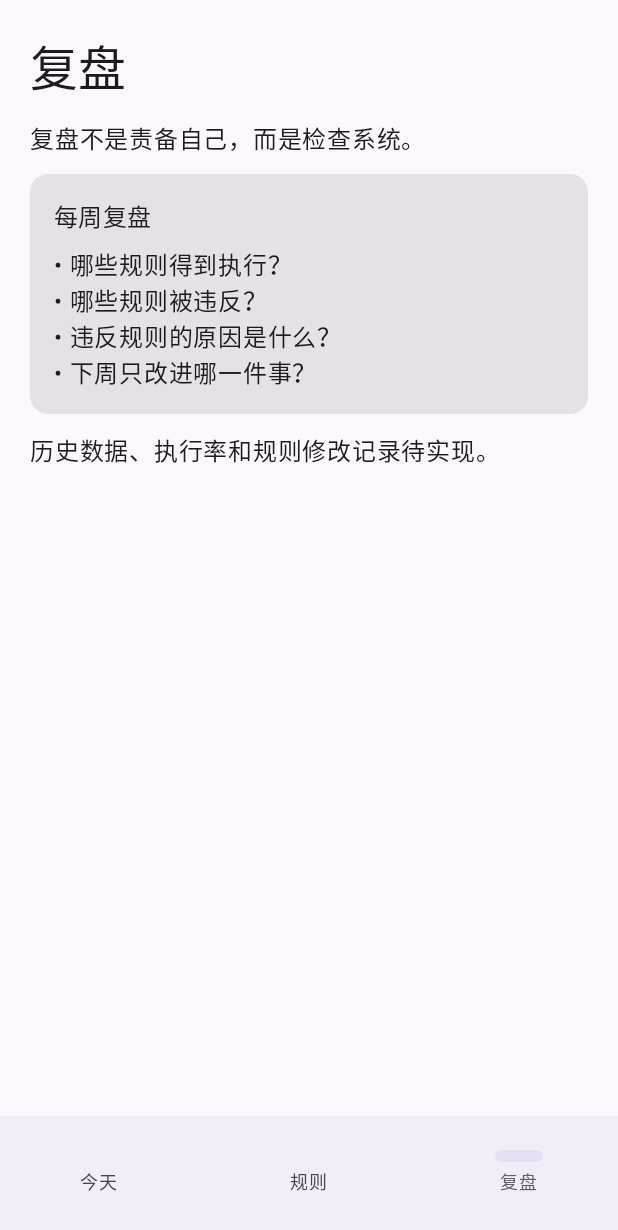
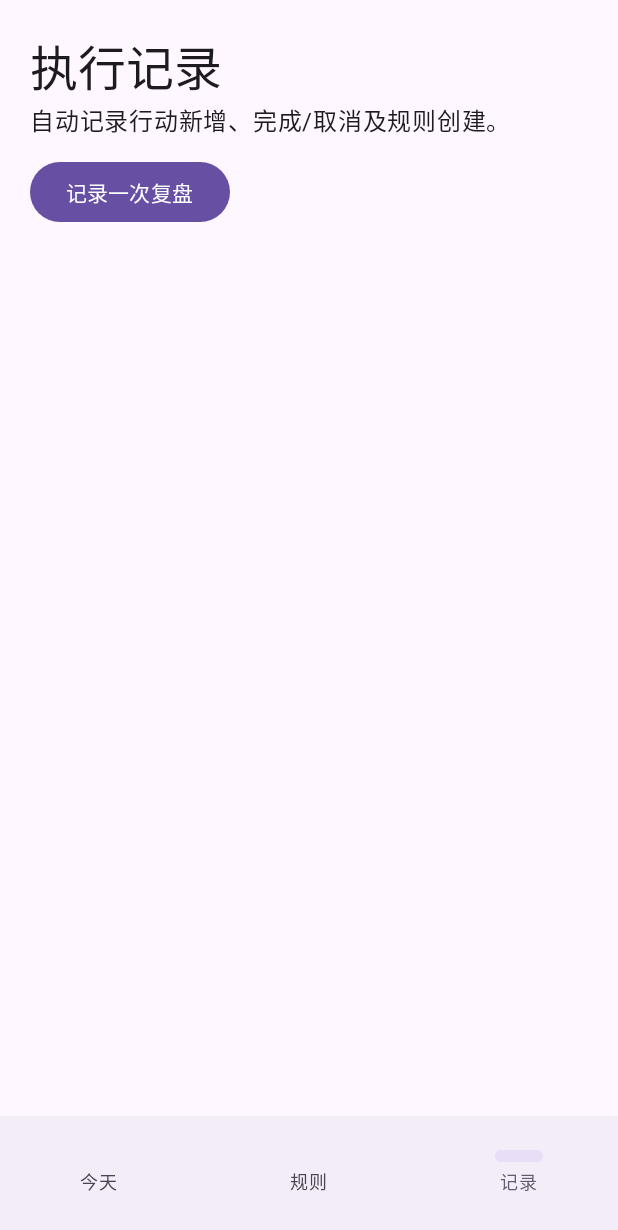
Before and after one commit to meilide38/reuse-first, an Android app built with Jetpack Compose: the screen it shows after launch (MainActivity), item 3 of the bottom bar chosen, on a phone screen of 412 x 824 dp. Shown: the top 1230 px of the screen. Run offline under Robolectric (Android 15) with nearby library versions, the phone set to English and light mode, and no system bars.

Commit message:
Implement persistent actions, rules and event logs

```diff
--- a/LifeOps/app/src/main/java/com/annbnn183/lifeops/MainActivity.kt
+++ b/LifeOps/app/src/main/java/com/annbnn183/lifeops/MainActivity.kt
@@ -1,6 +1,11 @@
 package com.annbnn183.lifeops
 
+import android.app.AppOpsManager
+import android.app.usage.UsageStatsManager
+import android.content.Context
+import android.content.Intent
 import android.os.Bundle
+import android.provider.Settings
 import androidx.activity.ComponentActivity
 import androidx.activity.compose.setContent
 import androidx.compose.foundation.layout.*
@@ -10,73 +15,61 @@ import androidx.compose.material3.*
 import androidx.compose.runtime.*
 import androidx.compose.ui.Modifier
 import androidx.compose.ui.unit.dp
+import org.json.JSONArray
+import org.json.JSONObject
+import java.text.SimpleDateFormat
+import java.util.Date
+import java.util.Locale
 
-private data class LifeRule(val title: String, val detail: String)
-private data class DailyAction(val title: String, val category: String)
+private data class ActionItem(val id: String, val title: String)
+private data class RuleItem(val id: String, val title: String, val detail: String)
+private data class LogItem(val date: String, val text: String)
 
 class MainActivity : ComponentActivity() {
-    override fun onCreate(savedInstanceState: Bundle?) {
-        super.onCreate(savedInstanceState)
-        setContent { LifeOpsApp() }
-    }
+    override fun onCreate(savedInstanceState: Bundle?) { super.onCreate(savedInstanceState); setContent { LifeOpsApp(this) } }
 }
+private fun dayKey(): String = SimpleDateFormat("yyyy-MM-dd", Locale.getDefault()).format(Date())
+private fun prefs(c: Context) = c.getSharedPreferences("lifeops", Context.MODE_PRIVATE)
+private fun loadActions(c: Context): List<ActionItem> { return try { val j=JSONArray(prefs(c).getString("actions","[]")); (0 until j.length()).map { ActionItem(j.getJSONObject(it).getString("id"),j.getJSONObject(it).getString("title")) } } catch(_:Exception){ emptyList() } }
+private fun saveActions(c:Context,items:List<ActionItem>) { val j=JSONArray();items.forEach { j.put(JSONObject().put("id",it.id).put("title",it.title)) };prefs(c).edit().putString("actions",j.toString()).apply() }
+private fun loadDone(c:Context):Set<String> { val j=JSONArray(prefs(c).getString("done_"+dayKey(),"[]"));return (0 until j.length()).map { j.getString(it) }.toSet() }
+private fun saveDone(c:Context,s:Set<String>){val j=JSONArray();s.forEach{j.put(it)};prefs(c).edit().putString("done_"+dayKey(),j.toString()).apply()}
+private fun loadRules(c:Context):List<RuleItem>{val raw=prefs(c).getString("rules","");if(raw.isNullOrBlank()) return listOf(RuleItem("r1","先行动，再优化","研究不能无限延长，达到足够信息就小步验证。"),RuleItem("r2","固定复盘日修改规则","平时执行规则，修改时记录理由。"),RuleItem("r3","先寻找成熟方案","优先复用经过验证的实现。"),RuleItem("r4","冲动决定先暂停","重要决定先通过预设检查。"));return try{val j=JSONArray(raw);(0 until j.length()).map{val o=j.getJSONObject(it);RuleItem(o.getString("id"),o.getString("title"),o.getString("detail"))}}catch(_:Exception){emptyList()}}
+private fun saveRules(c:Context,r:List<RuleItem>){val j=JSONArray();r.forEach{j.put(JSONObject().put("id",it.id).put("title",it.title).put("detail",it.detail))};prefs(c).edit().putString("rules",j.toString()).apply()}
+private fun addLog(c:Context,msg:String){val j=JSONArray(prefs(c).getString("log","[]"));j.put(JSONObject().put("date",dayKey()).put("text",msg));prefs(c).edit().putString("log",j.toString()).apply()}
+private fun logs(c:Context):List<LogItem>{return try{val j=JSONArray(prefs(c).getString("log","[]"));(0 until j.length()).map{LogItem(j.getJSONObject(it).getString("date"),j.getJSONObject(it).getString("text"))}.reversed()}catch(_:Exception){emptyList()}}
+private fun usagePermission(c:Context):Boolean { val appOps=c.getSystemService(Context.APP_OPS_SERVICE) as AppOpsManager;return appOps.checkOpNoThrow(AppOpsManager.OPSTR_GET_USAGE_STATS,android.os.Process.myUid(),c.packageName)==AppOpsManager.MODE_ALLOWED }
+private fun usageMinutes(c:Context):Long { if(!usagePermission(c))return -1; val us=c.getSystemService(Context.USAGE_STATS_SERVICE) as UsageStatsManager;val start=SimpleDateFormat("yyyy-MM-dd",Locale.getDefault()).parse(dayKey())?.time ?: return 0;return us.queryUsageStats(UsageStatsManager.INTERVAL_DAILY,start,System.currentTimeMillis()).sumOf{it.totalTimeInForeground}/60000 }
 
 @Composable
-private fun LifeOpsApp() {
-    MaterialTheme {
-        var tab by remember { mutableStateOf(0) }
-        Scaffold(bottomBar = {
-            NavigationBar {
-                NavigationBarItem(selected = tab == 0, onClick = { tab = 0 }, icon = {}, label = { Text("今天") })
-                NavigationBarItem(selected = tab == 1, onClick = { tab = 1 }, icon = {}, label = { Text("规则") })
-                NavigationBarItem(selected = tab == 2, onClick = { tab = 2 }, icon = {}, label = { Text("复盘") })
-            }
-        }) { padding ->
-            Box(Modifier.padding(padding).fillMaxSize()) {
-                when (tab) { 0 -> TodayScreen(); 1 -> RulesScreen(); else -> ReviewScreen() }
-            }
+private fun LifeOpsApp(context:Context) {
+    var tab by remember{mutableIntStateOf(0)}
+    var actions by remember{mutableStateOf(loadActions(context))}
+    var done by remember{mutableStateOf(loadDone(context))}
+    var rules by remember{mutableStateOf(loadRules(context))}
+    var logItems by remember{mutableStateOf(logs(context))}
+    var newAction by remember{mutableStateOf("")}
+    var usage by remember{mutableLongStateOf(usageMinutes(context))}
+    MaterialTheme { Scaffold(bottomBar={NavigationBar{NavigationBarItem(tab==0,{tab=0},icon={},label={Text("今天")});NavigationBarItem(tab==1,{tab=1},icon={},label={Text("规则")});NavigationBarItem(tab==2,{tab=2},icon={},label={Text("记录")})}}){pad->
+        Box(Modifier.padding(pad).fillMaxSize()){when(tab){
+        0->LazyColumn(Modifier.fillMaxSize().padding(20.dp),verticalArrangement=Arrangement.spacedBy(12.dp)){
+            item{Text("LifeOps",style=MaterialTheme.typography.headlineLarge);Text(dayKey());Text("完成 ${done.size}/${actions.size}")}
+            item{Card(Modifier.fillMaxWidth()){Column(Modifier.padding(16.dp)){Text("手机使用自动记录",style=MaterialTheme.typography.titleMedium);Text(if(usage>=0)"今日前台使用约 $usage 分钟" else "需要使用情况访问权限");Button(onClick={if(!usagePermission(context))context.startActivity(Intent(Settings.ACTION_USAGE_ACCESS_SETTINGS)) else usage=usageMinutes(context)}){Text(if(usage>=0)"刷新统计" else "授权并开启自动统计")}}}}
+            item{OutlinedTextField(newAction,{newAction=it},label={Text("添加今日行动")},modifier=Modifier.fillMaxWidth());Button(onClick={if(newAction.trim().isNotEmpty()){val item=ActionItem(System.currentTimeMillis().toString(),newAction.trim());actions=actions+item;saveActions(context,actions);addLog(context,"添加行动：${item.title}");logItems=logs(context);newAction=""}}){Text("添加")}}
+            items(actions){item->Card(Modifier.fillMaxWidth()){Row(Modifier.padding(12.dp),horizontalArrangement=Arrangement.SpaceBetween){Text(item.title,Modifier.weight(1f));Checkbox(done.contains(item.id),{v->done=if(v)done+item.id else done-item.id;saveDone(context,done);addLog(context,(if(v)"完成" else "取消完成")+"：${item.title}");logItems=logs(context)})}}}
+            item{Text("完成勾选会自动保存并记录时间。",style=MaterialTheme.typography.bodySmall)}
         }
-    }
+        1->LazyColumn(Modifier.fillMaxSize().padding(20.dp),verticalArrangement=Arrangement.spacedBy(12.dp)){
+            item{Text("规则",style=MaterialTheme.typography.headlineLarge)}
+            items(rules){r->Card(Modifier.fillMaxWidth()){Column(Modifier.padding(16.dp)){Text(r.title,style=MaterialTheme.typography.titleMedium);Text(r.detail)}}}
+            item{Button(onClick={val r=RuleItem(System.currentTimeMillis().toString(),"新规则","请编辑此规则内容。");rules=rules+r;saveRules(context,rules);addLog(context,"创建规则：${r.title}");logItems=logs(context)}){Text("新增规则")}}
+            item{Text("规则列表已保存在本机。编辑功能将后续完善。")}
+        }
+        else->LazyColumn(Modifier.fillMaxSize().padding(20.dp),verticalArrangement=Arrangement.spacedBy(12.dp)){
+            item{Text("执行记录",style=MaterialTheme.typography.headlineLarge);Text("自动记录行动新增、完成/取消及规则创建。")}
+            items(logItems){l->Card(Modifier.fillMaxWidth()){Column(Modifier.padding(12.dp)){Text(l.date,style=MaterialTheme.typography.labelMedium);Text(l.text)}}}
+            item{Button(onClick={addLog(context,"用户手动记录复盘");logItems=logs(context)}){Text("记录一次复盘")}}
+        }
+        }}
+    }}
 }
-
-@Composable
-private fun TodayScreen() {
-    var done by remember { mutableStateOf(setOf<Int>()) }
-    val actions = listOf(DailyAction("完成一件能推动现实进展的事", "行动"), DailyAction("先查现成方案，再决定是否自己做", "原则"), DailyAction("遵守已经设定的规则", "执行"))
-    LazyColumn(Modifier.fillMaxSize().padding(20.dp), verticalArrangement = Arrangement.spacedBy(12.dp)) {
-        item { Text("LifeOps", style = MaterialTheme.typography.headlineLarge) }
-        item { Text("今天先做重要的事。", style = MaterialTheme.typography.titleMedium) }
-        item { Text("今日执行 ${done.size}/${actions.size}", style = MaterialTheme.typography.titleSmall) }
-        items(actions.indices.toList()) { i ->
-            Card(Modifier.fillMaxWidth()) {
-                Row(Modifier.padding(16.dp), horizontalArrangement = Arrangement.SpaceBetween) {
-                    Column(Modifier.weight(1f)) { Text(actions[i].category, style = MaterialTheme.typography.labelMedium); Text(actions[i].title, style = MaterialTheme.typography.bodyLarge) }
-                    Checkbox(checked = i in done, onCheckedChange = { checked -> done = if (checked) done + i else done - i })
-                }
-            }
-        }
-        item { Text("初始界面骨架：保存、规则管理及复盘功能待实现。", style = MaterialTheme.typography.bodySmall) }
-    }
-}
-
-@Composable
-private fun RulesScreen() {
-    val rules = listOf(LifeRule("先行动，再优化", "研究不能无限延长；达到足够信息就执行小步验证。"), LifeRule("固定复盘日修改规则", "平时执行规则，修改时记录理由和版本。"), LifeRule("先寻找成熟方案", "优先使用现成、验证过的方案，避免重复造轮子。"), LifeRule("冲动决定先暂停", "重要决定先经过预设检查，不临时改写标准。"))
-    LazyColumn(Modifier.fillMaxSize().padding(20.dp), verticalArrangement = Arrangement.spacedBy(12.dp)) {
-        item { Text("我的规则", style = MaterialTheme.typography.headlineLarge) }
-        items(rules) { rule -> Card(Modifier.fillMaxWidth()) { Column(Modifier.padding(16.dp)) { Text(rule.title, style = MaterialTheme.typography.titleMedium); Spacer(Modifier.height(6.dp)); Text(rule.detail) } } }
-        item { Text("新增、编辑、版本记录和规则检查将在后续实现。") }
-    }
-}
-
-@Composable
-private fun ReviewScreen() {
-    Column(Modifier.fillMaxSize().padding(20.dp), verticalArrangement = Arrangement.spacedBy(12.dp)) {
-        Text("复盘", style = MaterialTheme.typography.headlineLarge)
-        Text("复盘不是责备自己，而是检查系统。")
-        Card(Modifier.fillMaxWidth()) { Column(Modifier.padding(16.dp)) {
-            Text("每周复盘", style = MaterialTheme.typography.titleMedium); Spacer(Modifier.height(8.dp)); Text("• 哪些规则得到执行？\n• 哪些规则被违反？\n• 违反规则的原因是什么？\n• 下周只改进哪一件事？")
-        } }
-        Text("历史数据、执行率和规则修改记录待实现。")
-    }
-}
```
